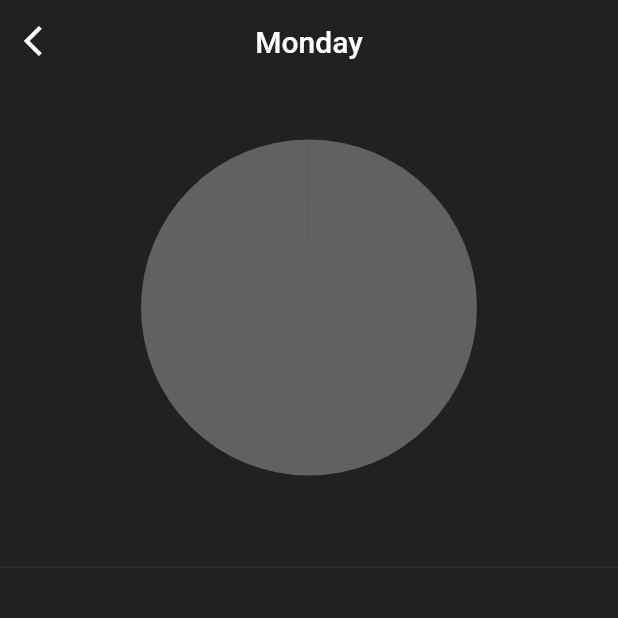
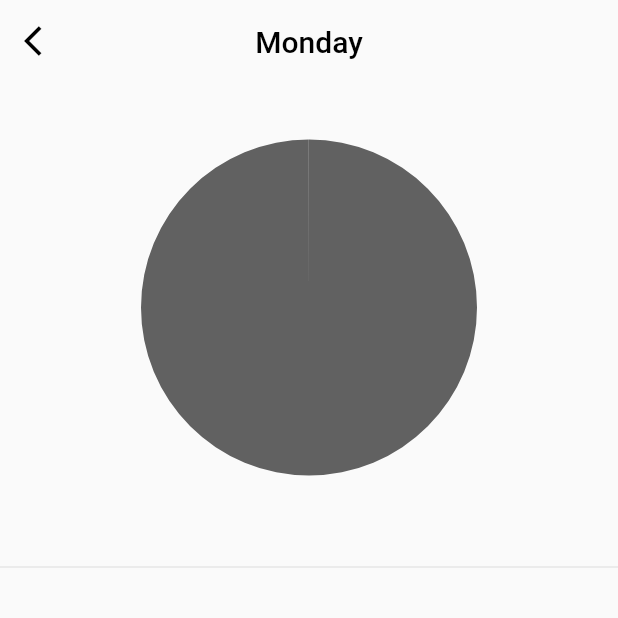
Before and after one commit to theiskaa/Visual-Time, a Flutter app: the screen it shows after launch, after a tap on "Monday", on a phone screen of 412 x 824 dp, the top half of it. Run offline on Flutter 3.47's test engine with Material 2 defaults, Android fonts, the phone set to English and light mode, and no system bars; our stand-ins replace flutter_bloc, hive, hive_flutter, logger, syncfusion_flutter_charts; accounts and stored records are empty.

Commit message:
Add preferences cubit to change theme and implement functionallity

```diff
--- /dev/null
+++ b/lib/app.dart
@@ -0,0 +1,34 @@
+import 'package:flutter/cupertino.dart';
+import 'package:flutter/material.dart';
+import 'package:flutter_bloc/flutter_bloc.dart';
+import 'package:vtime/core/cubits/preference_cubit.dart';
+import 'package:vtime/core/cubits/preference_state.dart';
+
+import 'view/home.dart';
+
+class App extends StatefulWidget {
+  const App({Key? key}) : super(key: key);
+
+  @override
+  _AppState createState() => _AppState();
+}
+
+class _AppState extends State<App> {
+  @override
+  Widget build(BuildContext context) {
+    return BlocProvider<PreferenceCubit>(
+      create: (BuildContext context) => PreferenceCubit()..getCurrentTheme(),
+      child: BlocBuilder<PreferenceCubit, PreferenceState>(
+        builder: (context, state) {
+          if (state.theme == null) return Container(color: Colors.white);
+
+          return MaterialApp(
+            debugShowCheckedModeBanner: false,
+            theme: state.theme,
+            home: const Home(),
+          );
+        },
+      ),
+    );
+  }
+}
--- /dev/null
+++ b/lib/core/cubits/preference_cubit.dart
@@ -0,0 +1,40 @@
+import 'package:flutter/material.dart';
+import 'package:flutter_bloc/flutter_bloc.dart';
+import 'package:vtime/core/cubits/preference_state.dart';
+import 'package:vtime/core/services/local_db_service.dart';
+import 'package:vtime/view/widgets/themes.dart';
+
+class PreferenceCubit extends Cubit<PreferenceState> {
+  final LocalDBService? localDBService = LocalDBService();
+
+  PreferenceCubit() : super(PreferenceState(theme: null, themeName: null));
+
+  Future<void> changeTheme(dynamic newTheme) async {
+    await LocalDBService.preferences().put('theme', newTheme);
+
+    var themes = {
+      'dark': Themes().dark,
+      'default': Themes().defaultTheme,
+    };
+    emit(state.copyWith(
+      theme: themes[newTheme] ?? themes['default'],
+      themeName: newTheme,
+    ));
+  }
+
+  Future<ThemeData?> getCurrentTheme() async {
+    var themeName = await LocalDBService.preferences().get('theme');
+
+    var themes = {
+      'dark': Themes().dark,
+      'default': Themes().defaultTheme,
+    };
+
+    emit(state.copyWith(
+      theme: themes[themeName] ?? themes['default'],
+      themeName: themeName,
+    ));
+
+    return themes[themeName] ?? themes['default'];
+  }
+}
--- /dev/null
+++ b/lib/core/cubits/preference_state.dart
@@ -0,0 +1,15 @@
+import 'package:flutter/material.dart';
+
+class PreferenceState {
+  final ThemeData? theme;
+  final String? themeName;
+
+  PreferenceState({this.theme, this.themeName});
+
+  PreferenceState copyWith({ThemeData? theme, String? themeName}) {
+    return PreferenceState(
+      theme: theme ?? this.theme,
+      themeName: themeName ?? this.themeName,
+    );
+  }
+}
--- a/lib/core/services/local_db_service.dart
+++ b/lib/core/services/local_db_service.dart
@@ -6,6 +6,8 @@ import 'package:vtime/core/model/task.dart';
 
 /// A utilities class which contains shortcuts for hive db.
 class LocalDBService {
+  static Box preferences() => Hive.box('preferences');
+
   static Box<Task> mondayBox() => Hive.box<Task>('monday');
   static Box<Task> tuesdayBox() => Hive.box<Task>('tuesday');
   static Box<Task> wednesdayBox() => Hive.box<Task>('wednesday');
--- a/lib/main.dart
+++ b/lib/main.dart
@@ -2,13 +2,14 @@ import 'package:flutter/material.dart';
 import 'package:hive/hive.dart';
 import 'package:hive_flutter/hive_flutter.dart';
 
+import 'app.dart';
 import 'core/model/task.dart';
-import 'view/home.dart';
-import 'view/widgets/themes.dart';
 
 void main() async {
   await Hive.initFlutter();
   Hive.registerAdapter(TaskAdapter());
+
+  await Hive.openBox('preferences');
 
   await Hive.openBox<Task>('monday');
   await Hive.openBox<Task>('tuesday');
@@ -20,16 +21,3 @@ void main() async {
 
   runApp(const App());
 }
-
-class App extends StatelessWidget {
-  const App({Key? key}) : super(key: key);
-
-  @override
-  Widget build(BuildContext context) {
-    return MaterialApp(
-      debugShowCheckedModeBanner: false,
-      theme: Themes().dark,
-      home: const Home(),
-    );
-  }
-}
```
Also changed, not shown: lib/view/settings.dart (+65 -2 lines).
